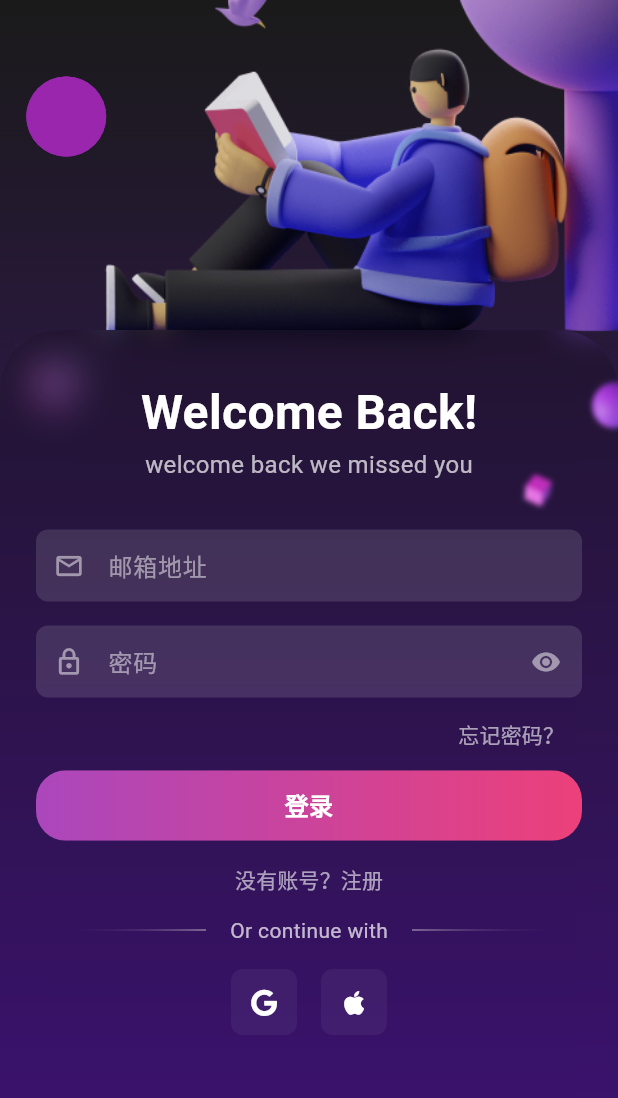
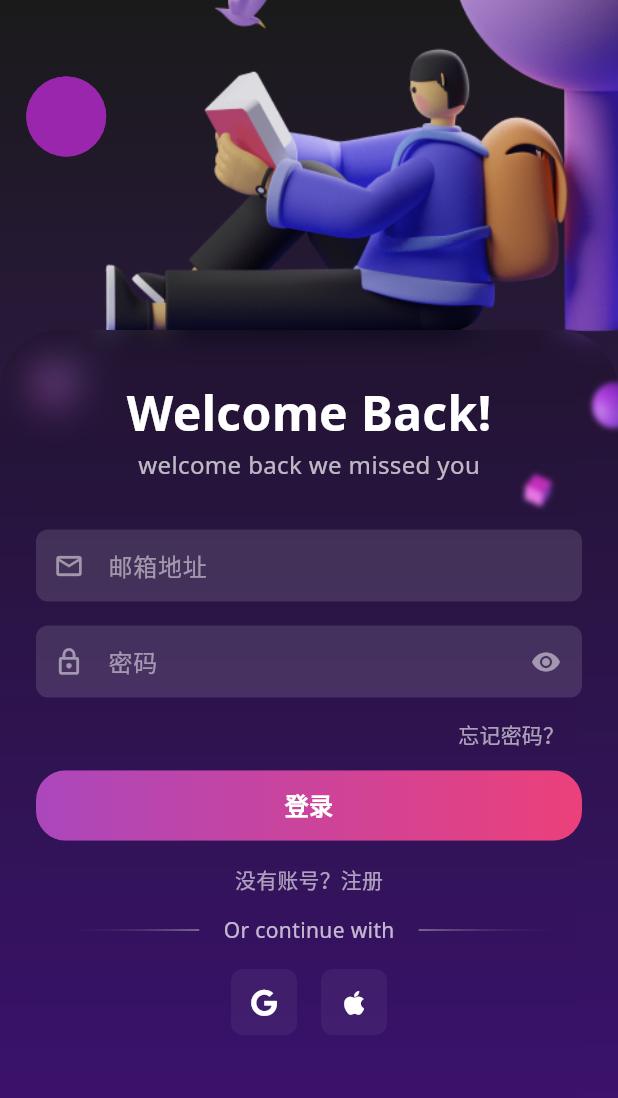
Before and after one commit to mottzz87/jlpt_app, a Flutter app: the screen it shows after launch, on a phone screen of 412 x 824 dp. Shown: the top 1098 px of the screen. Run offline on Flutter 3.47's test engine with Material 3 defaults, Android fonts, the phone set to English and light mode, and no system bars; our stand-ins replace app_links, email_validator, flutter_animate, flutter_riverpod, flutter_svg, font_awesome_flutter and 5 more; accounts and stored records are empty; generated files the repository leaves out were written again.

Commit message:
feat: 主题

```diff
--- a/lib/main.dart
+++ b/lib/main.dart
@@ -1,4 +1,5 @@
 import 'package:flutter/material.dart';
+import 'package:flutter/services.dart';
 import 'package:flutter_riverpod/flutter_riverpod.dart';
 import 'package:flutter_localizations/flutter_localizations.dart';
 import 'package:flutter_gen/gen_l10n/app_localizations.dart';
@@ -7,6 +8,8 @@ import 'services/database_service.dart';
 import 'services/storage_service.dart';
 import 'services/supabase_service.dart';
 import 'providers/locale_provider.dart';
+import 'providers/theme_provider.dart';
+import 'themes/app_theme.dart';
 
 void main() async {
   WidgetsFlutterBinding.ensureInitialized();
@@ -23,13 +26,34 @@ class MyApp extends ConsumerWidget {
   @override
   Widget build(BuildContext context, WidgetRef ref) {
     final localeState = ref.watch(localeProvider);
+    final themeMode = ref.watch(themeProvider);
+
+    // 根据主题模式设置系统UI样式
+    final isDarkMode = themeMode == ThemeMode.dark ||
+        (themeMode == ThemeMode.system &&
+            MediaQuery.platformBrightnessOf(context) == Brightness.dark);
+
+    SystemChrome.setSystemUIOverlayStyle(
+      isDarkMode
+          ? SystemUiOverlayStyle(
+              statusBarColor: Colors.transparent,
+              statusBarIconBrightness: Brightness.light,
+              systemNavigationBarColor: const Color(0xFF1c1917),
+              systemNavigationBarIconBrightness: Brightness.light,
+            )
+          : SystemUiOverlayStyle(
+              statusBarColor: Colors.transparent,
+              statusBarIconBrightness: Brightness.dark,
+              systemNavigationBarColor: const Color(0xFFFFFBF5),
+              systemNavigationBarIconBrightness: Brightness.dark,
+            ),
+    );
 
     return MaterialApp.router(
       title: 'JLPT Study App',
-      theme: ThemeData(
-        colorScheme: ColorScheme.fromSeed(seedColor: Colors.blue),
-        useMaterial3: true,
-      ),
+      theme: AppTheme.lightTheme,
+      darkTheme: AppTheme.darkTheme,
+      themeMode: themeMode,
       routerConfig: router,
       locale: localeState.when(
         data: (locale) => locale,
--- a/lib/screens/auth/login_view.dart
+++ b/lib/screens/auth/login_view.dart
@@ -4,7 +4,7 @@ import 'package:font_awesome_flutter/font_awesome_flutter.dart';
 import 'package:go_router/go_router.dart';
 import '../../providers/auth_provider.dart';
 import 'widgets/custom_text_field.dart';
-import 'widgets/social_button.dart';
+import 'widgets/social_icon_button.dart';
 import 'package:flutter_svg/flutter_svg.dart';
 
 class LoginView extends ConsumerStatefulWidget {
--- /dev/null
+++ b/lib/screens/auth/widgets/social_icon_button.dart
@@ -0,0 +1,39 @@
+import 'package:flutter/material.dart';
+import 'package:font_awesome_flutter/font_awesome_flutter.dart';
+
+class SocialIconButton extends StatelessWidget {
+  final IconData icon;
+  final VoidCallback onPressed;
+
+  const SocialIconButton({
+    Key? key,
+    required this.icon,
+    required this.onPressed,
+  }) : super(key: key);
+
+  @override
+  Widget build(BuildContext context) {
+    return Container(
+      width: 44,
+      height: 44,
+      decoration: BoxDecoration(
+        color: Colors.white.withOpacity(0.05),
+        borderRadius: BorderRadius.circular(8),
+      ),
+      child: Material(
+        color: Colors.transparent,
+        child: InkWell(
+          onTap: onPressed,
+          borderRadius: BorderRadius.circular(8),
+          child: Center(
+            child: FaIcon(
+              icon,
+              color: Colors.white,
+              size: 18,
+            ),
+          ),
+        ),
+      ),
+    );
+  }
+}
--- a/lib/screens/auth_screen.dart
+++ b/lib/screens/auth_screen.dart
@@ -10,13 +10,13 @@ import 'auth/register_view.dart';
 import 'package:flutter/rendering.dart';
 
 class AuthScreen extends ConsumerStatefulWidget {
-  const AuthScreen({Key? key}) : super(key: key);
+  const AuthScreen({super.key});
 
   @override
-  ConsumerState<AuthScreen> createState() => _AuthScreenState();
+  AuthScreenState createState() => AuthScreenState();
 }
 
-class _AuthScreenState extends ConsumerState<AuthScreen>
+class AuthScreenState extends ConsumerState<AuthScreen>
     with SingleTickerProviderStateMixin {
   bool isLogin = true;
   late AnimationController _animationController;
--- a/lib/themes/app_theme.dart
+++ b/lib/themes/app_theme.dart
@@ -3,16 +3,28 @@ import 'package:google_fonts/google_fonts.dart';
 
 class AppTheme {
   static ThemeData get lightTheme {
+    final colorScheme = ColorScheme.fromSeed(
+      seedColor: const Color(0xFF2196F3),
+      brightness: Brightness.light,
+    );
+
     return ThemeData(
       useMaterial3: true,
-      colorScheme: ColorScheme.fromSeed(
-        seedColor: const Color(0xFF2196F3),
-        brightness: Brightness.light,
-      ),
+      colorScheme: colorScheme,
+      scaffoldBackgroundColor: const Color(0xFFFFFBF5),
       textTheme: GoogleFonts.notoSansTextTheme(),
-      appBarTheme: const AppBarTheme(
+      appBarTheme: AppBarTheme(
         centerTitle: true,
         elevation: 0,
+        backgroundColor: Colors.transparent,
+        foregroundColor: colorScheme.onSurface,
+        iconTheme: IconThemeData(color: colorScheme.onSurface),
+        actionsIconTheme: IconThemeData(color: colorScheme.onSurface),
+        titleTextStyle: GoogleFonts.notoSans(
+          fontSize: 20,
+          fontWeight: FontWeight.w500,
+          color: colorScheme.onSurface,
+        ),
       ),
       cardTheme: CardTheme(
         elevation: 2,
@@ -32,16 +44,28 @@ class AppTheme {
   }
 
   static ThemeData get darkTheme {
+    final colorScheme = ColorScheme.fromSeed(
+      seedColor: const Color(0xFF2196F3),
+      brightness: Brightness.dark,
+    );
+
     return ThemeData(
       useMaterial3: true,
-      colorScheme: ColorScheme.fromSeed(
-        seedColor: const Color(0xFF2196F3),
-        brightness: Brightness.dark,
-      ),
+      colorScheme: colorScheme,
+      scaffoldBackgroundColor: const Color(0xFF1c1917),
       textTheme: GoogleFonts.notoSansTextTheme(ThemeData.dark().textTheme),
-      appBarTheme: const AppBarTheme(
+      appBarTheme: AppBarTheme(
         centerTitle: true,
         elevation: 0,
+        backgroundColor: Colors.transparent,
+        foregroundColor: colorScheme.onSurface,
+        iconTheme: IconThemeData(color: colorScheme.onSurface),
+        actionsIconTheme: IconThemeData(color: colorScheme.onSurface),
+        titleTextStyle: GoogleFonts.notoSans(
+          fontSize: 20,
+          fontWeight: FontWeight.w500,
+          color: colorScheme.onSurface,
+        ),
       ),
       cardTheme: CardTheme(
         elevation: 2,
```
Also changed, not shown: lib/providers/theme_provider.dart (added, +29 -0 lines), lib/screens/auth/widgets/social_button.dart (+16 -19 lines), lib/screens/profile_screen.dart (+2 -23 lines), lib/screens/settings_screen.dart (+29 -8 lines).
